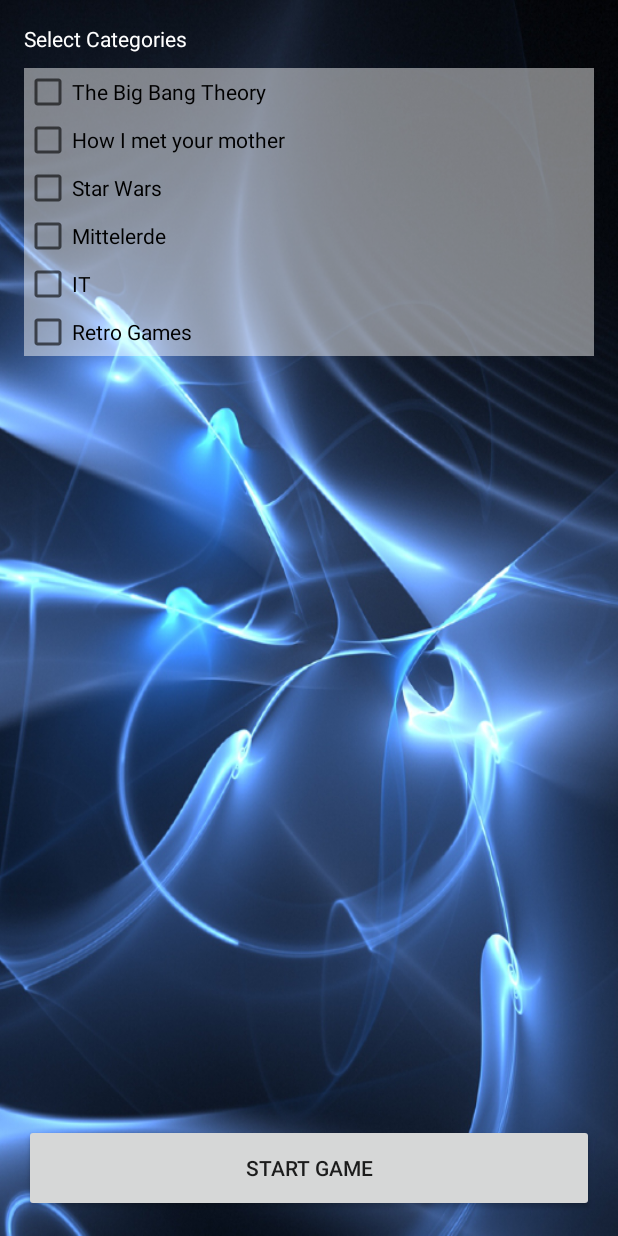
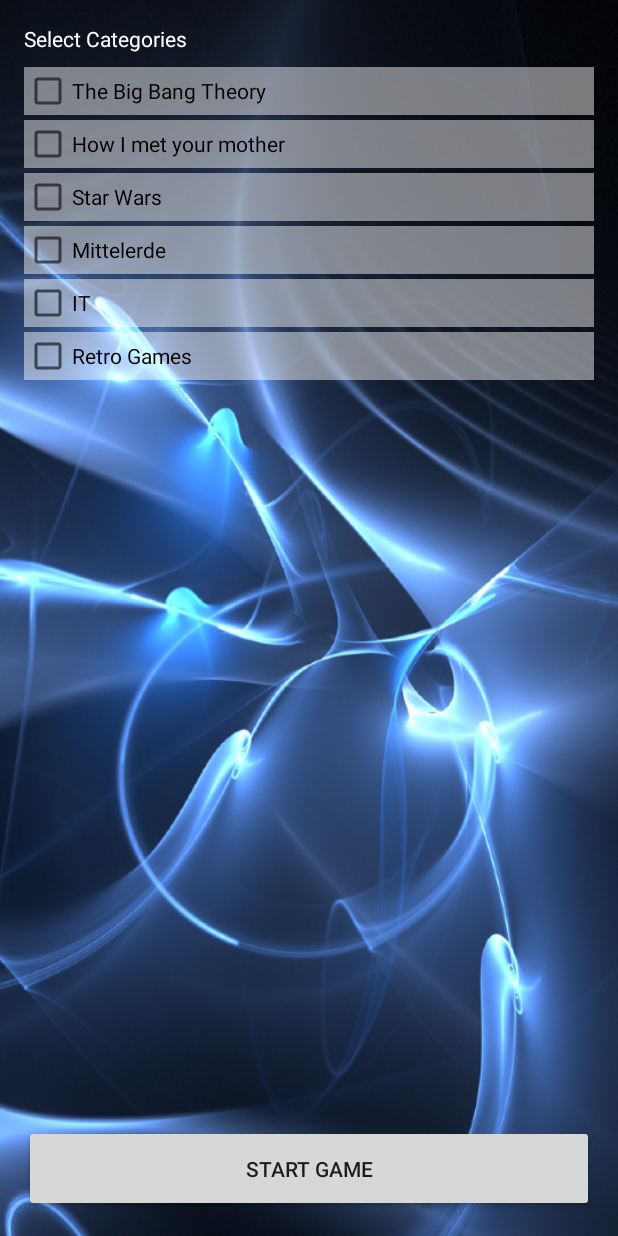
Before and after one commit to AxelAlex95/NerdQuiz, an Android app: the CategoryActivity screen opened directly, with no data from a screen before it, on a phone screen of 412 x 824 dp. Run offline under Robolectric (Android 15) with nearby library versions, the phone set to English and light mode, and no system bars.

Commit message:
CHG activity_category Used Layout_MarginBottom to get a set distance between each category

```diff
--- a/app/src/main/res/layout/activity_category.xml
+++ b/app/src/main/res/layout/activity_category.xml
@@ -9,7 +9,14 @@
     android:layout_gravity="center"
     tools:context="matsematics.nerdquiz.CategoryActivity">
 
-<!--- Space can not be used here - API 8, another option? -->
+<!--- Layout for a CheckBox
+    <CheckBox
+        android:layout_width="match_parent"
+        android:layout_height="wrap_content"
+        android:text="CATEGORY NAME"
+        android:background="#78FFFFFF"
+        android:layout_marginBottom="3dp"/>
+-->
 
     <TextView
         android:layout_width="match_parent"
@@ -34,37 +41,43 @@
                     android:layout_width="match_parent"
                     android:layout_height="wrap_content"
                     android:text="The Big Bang Theory"
-                    android:background="#78FFFFFF"/>
+                    android:background="#78FFFFFF"
+                    android:layout_marginBottom="3dp"/>
 
                 <CheckBox
                     android:layout_width="match_parent"
                     android:layout_height="wrap_content"
                     android:text="How I met your mother"
-                    android:background="#78FFFFFF"/>
+                    android:background="#78FFFFFF"
+                    android:layout_marginBottom="3dp"/>
 
                 <CheckBox
                     android:layout_width="match_parent"
                     android:layout_height="wrap_content"
                     android:text="Star Wars"
-                    android:background="#78FFFFFF"/>
+                    android:background="#78FFFFFF"
+                    android:layout_marginBottom="3dp"/>
 
                 <CheckBox
                     android:layout_width="match_parent"
                     android:layout_height="wrap_content"
                     android:text="Mittelerde"
-                    android:background="#78FFFFFF"/>
+                    android:background="#78FFFFFF"
+                    android:layout_marginBottom="3dp"/>
 
                 <CheckBox
                     android:layout_width="match_parent"
                     android:layout_height="wrap_content"
                     android:text="IT"
-                    android:background="#78FFFFFF"/>
+                    android:background="#78FFFFFF"
+                    android:layout_marginBottom="3dp"/>
 
                 <CheckBox
                     android:layout_width="match_parent"
                     android:layout_height="wrap_content"
                     android:text="Retro Games"
-                    android:background="#78FFFFFF"/>
+                    android:background="#78FFFFFF"
+                    android:layout_marginBottom="3dp"/>
             </LinearLayout>
         </ScrollView>
     </FrameLayout>
```
